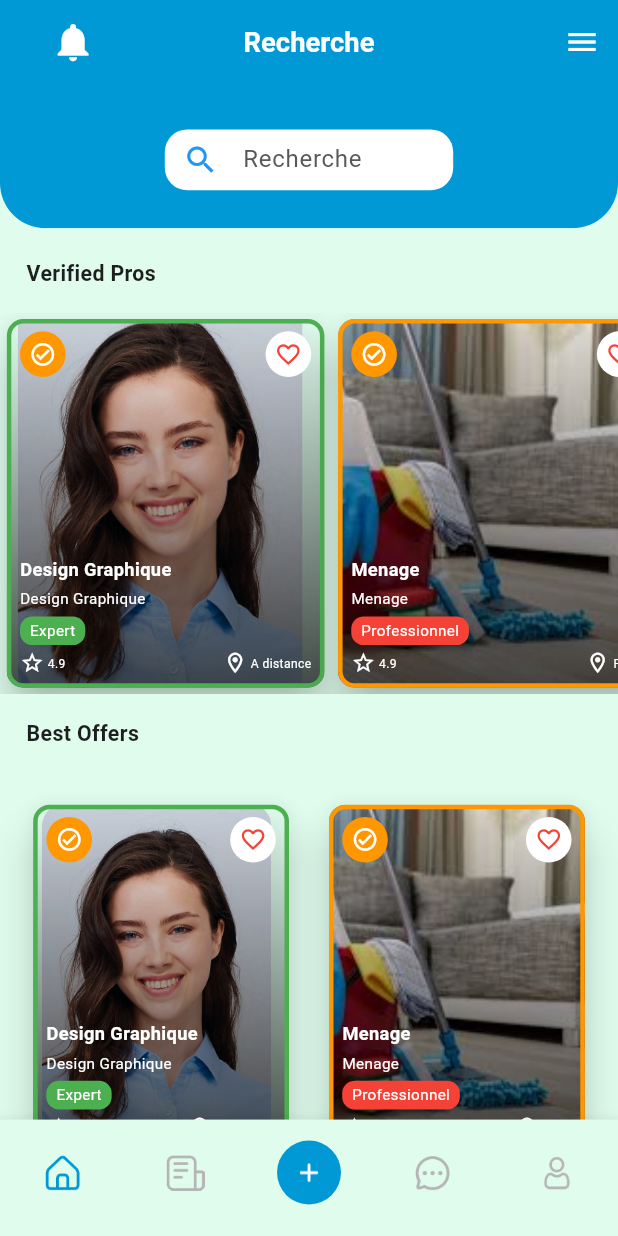
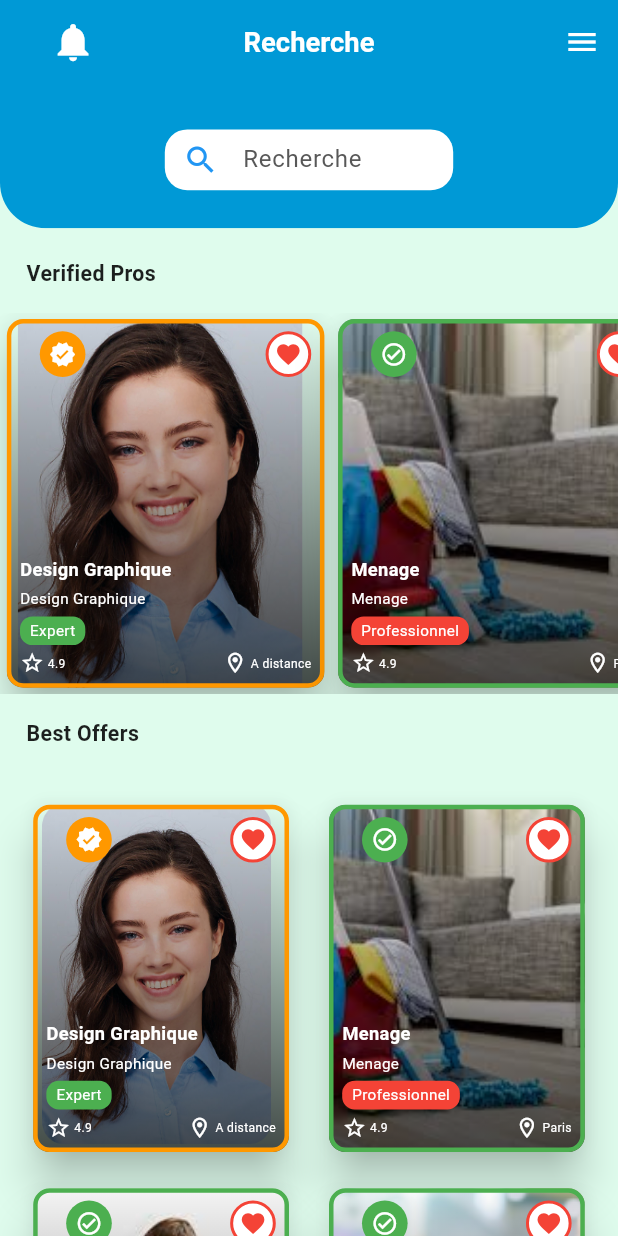
Before and after one commit to saadallahchaima/Projet_Freelance, a Flutter app: the HomeScreen screen opened directly, on a phone screen of 412 x 824 dp. Run offline on Flutter 3.47's test engine with Material 3 defaults, Android fonts, the phone set to English and light mode, and no system bars; our stand-ins replace country_picker, dots_indicator, flutter_screenutil, flutter_slidable, google_fonts.

Commit message:
raffinement home

```diff
--- a/lib/screens/MainPages/HomePage.dart
+++ b/lib/screens/MainPages/HomePage.dart
@@ -2,8 +2,6 @@ import 'package:flutter/cupertino.dart';
 import 'package:flutter/material.dart';
 import 'package:flutter_screenutil/flutter_screenutil.dart';
 import '../../components/appBar.dart';
-import '../../components/navbara.dart';
-
 import '../../theme/AppTheme.dart';
 import '../SideMenu.dart';
 
@@ -22,8 +20,6 @@ class _HomeScreenState extends State<HomeScreen> {
     Metier('assets/images/img_11.png', 'Menage', 4.9, 'Paris', 'Professionnel', 'Mark Marker', false),
 
   ];
-
-// List of Demande objects
   final List<Demande> demandeList = [
     Demande(
       'assets/images/img_6.png',
@@ -217,7 +213,6 @@ class _HomeScreenState extends State<HomeScreen> {
           ],
         ),
       ),
-      bottomNavigationBar: BottomNavBar(),
      );
   }
 
@@ -225,7 +220,7 @@ class _HomeScreenState extends State<HomeScreen> {
   Widget _buildListItem(BuildContext context, int index) {
     Metier metier = metierList[index];
 
-    Color borderColor = metier.verified ? Colors.green : Colors.orange;
+    Color borderColor = metier.verified ? Colors.orange : Colors.green;
 
     return Container(
       width: 200.w,
@@ -263,42 +258,61 @@ class _HomeScreenState extends State<HomeScreen> {
               ),
               Positioned(
                 top: 8.h,
-                right: 8.w,
+                left: 20.w,
+                child: GestureDetector(
+                  onTap: () {
+                    setState(() {
+                      metier.verified = !metier.verified;
+                    });
+                  },
                   child: Container(
                     width: 30.sp,
                     height: 30.sp,
                     decoration: BoxDecoration(
                       shape: BoxShape.circle,
-                    color: Colors.white,
+                      color: metier.verified ? Colors.orange : Colors.green,
                     ),
                     child: Center(
                       child: Icon(
-                      Icons.favorite_border_outlined,
-                      color: Colors.red,
+                        metier.verified ? Icons.verified : Icons.check_circle_outline_outlined,
+                        color: Colors.white,
                         size: 17.83.sp,
+                      ),
                     ),
                   ),
                 ),
               ),
               Positioned(
                 top: 8.h,
-                left: 8.w,
+                right: 8.w,
+                child: GestureDetector(
+                  onTap: () {
+                    setState(() {
+                      metier.isDisliked = !metier.isDisliked;
+                    });
+                  },
                   child: Container(
                     width: 30.sp,
                     height: 30.sp,
                     decoration: BoxDecoration(
                       shape: BoxShape.circle,
-                    color: Colors.orange,
+                      color: metier.isDisliked ? Colors.white : Colors.white, // La couleur de fond est la même pour les deux états
+                      border: Border.all(
+                        color: Colors.red, // Couleur de la bordure
+                        width: 2.0, // Épaisseur de la bordure
+                      ),
                     ),
                     child: Center(
                       child: Icon(
-                      Icons.check_circle_outline_outlined,
-                      color: Colors.white,
+                        metier.isDisliked ? Icons.favorite_border_outlined : Icons.favorite,
+                        color: metier.isDisliked ? Colors.red : Colors.red, // Changer la couleur de l'icône en fonction de l'état
                         size: 17.83.sp,
                       ),
                     ),
                   ),
                 ),
+              ),
+
               Positioned(
                 bottom: 8.h,
                 left: 8.w,
@@ -378,6 +392,7 @@ class _HomeScreenState extends State<HomeScreen> {
       ),
     );
   }
+
   Widget _buildListItem2(BuildContext context, int index) {
     Demande demande = demandeList[index];
 
@@ -433,17 +448,17 @@ class _HomeScreenState extends State<HomeScreen> {
                       ),
                     ),
                     SizedBox(height: 4.h),
-
                     Row(
-                 children: [   ClipOval(
+                      children: [
+                        ClipOval(
                           child: Image.asset(
-                       metierList[0].imagePath,
+                            demande.metier.imagePath,
                             width: 20.w,
                             height: 20.h,
                             fit: BoxFit.cover,
                           ),
                         ),
-
+                        SizedBox(width: 4.w),
                         Text(
                           demande.metier.professionalName,
                           style: TextStyle(
@@ -453,7 +468,6 @@ class _HomeScreenState extends State<HomeScreen> {
                         ),
                       ],
                     ),
-
                     SizedBox(height: 8.h),
                     Text(
                       "Budget: ${demande.priceRange}",
@@ -543,17 +557,17 @@ class _HomeScreenState extends State<HomeScreen> {
                       ),
                     ),
                     SizedBox(height: 4.h),
-
                     Row(
-                      children: [   ClipOval(
+                      children: [
+                        ClipOval(
                           child: Image.asset(
-                          metierList[0].imagePath,
-                          width: 20.w, // Diameter of the circle
-                          height: 20.h, // Diameter of the circle
+                            offre.metier.imagePath,
+                            width: 20.w,
+                            height: 20.h,
                             fit: BoxFit.cover,
                           ),
                         ),
-
+                        SizedBox(width: 4.w),
                         Text(
                           offre.metier.professionalName,
                           style: TextStyle(
@@ -563,10 +577,9 @@ class _HomeScreenState extends State<HomeScreen> {
                         ),
                       ],
                     ),
-
                     SizedBox(height: 8.h),
                     Text(
-                      "Budget: ${offre.prix}",
+                      "Prix: ${offre.prix}",
                       style: TextStyle(
                         fontSize: 10.43.sp,
                         color: Color(0xFF525252),
@@ -577,12 +590,12 @@ class _HomeScreenState extends State<HomeScreen> {
               ),
             ],
           ),
-          SizedBox(height: 12.h), // Add space between the rows
+          SizedBox(height: 12.h),
           Row(
             children: [
               Icon(Icons.location_on_outlined, color: Colors.blue, size: 16.sp),
               SizedBox(width: 4.w),
-              Expanded( // Ensure the text wraps within the container
+              Expanded(
                 child: Text(
                   offre.location,
                   style: TextStyle(
@@ -600,8 +613,6 @@ class _HomeScreenState extends State<HomeScreen> {
 
 
 }
-
-// Classe Metier
 class Metier {
   final String imagePath;
   final String name;
@@ -609,12 +620,12 @@ class Metier {
   final String location;
   final String expertise;
   final String professionalName;
-  final bool verified;
+  bool verified;
+  bool isDisliked;
 
-  Metier(this.imagePath, this.name, this.rating, this.location, this.expertise, this.professionalName, this.verified);
+  Metier(this.imagePath, this.name, this.rating, this.location, this.expertise, this.professionalName, this.verified, {this.isDisliked = false});
 }
 
-// Classe Demande
 class Demande {
   final String imagePath;
   final String serviceName;
@@ -622,9 +633,12 @@ class Demande {
   final String priceRange;
   final String date;
   final Metier metier;
+  bool isDisliked;
+  bool verified;
 
-  Demande(this.imagePath, this.serviceName, this.location, this.priceRange, this.date, this.metier);
+  Demande(this.imagePath, this.serviceName, this.location, this.priceRange, this.date, this.metier, {this.isDisliked = false,this.verified = false});
 }
+
 class Offre {
   final String imagePath;
   final String offreName;
@@ -632,6 +646,7 @@ class Offre {
   final String prix;
   final String desc;
   final Metier metier;
+  bool isDisliked;
 
-  Offre(this.imagePath, this.offreName, this.location, this.prix, this.desc, this.metier);
+  Offre(this.imagePath, this.offreName, this.location, this.prix, this.desc, this.metier, {this.isDisliked = false});
 }
```
Lines whose indentation alone changed are shown as unchanged.
